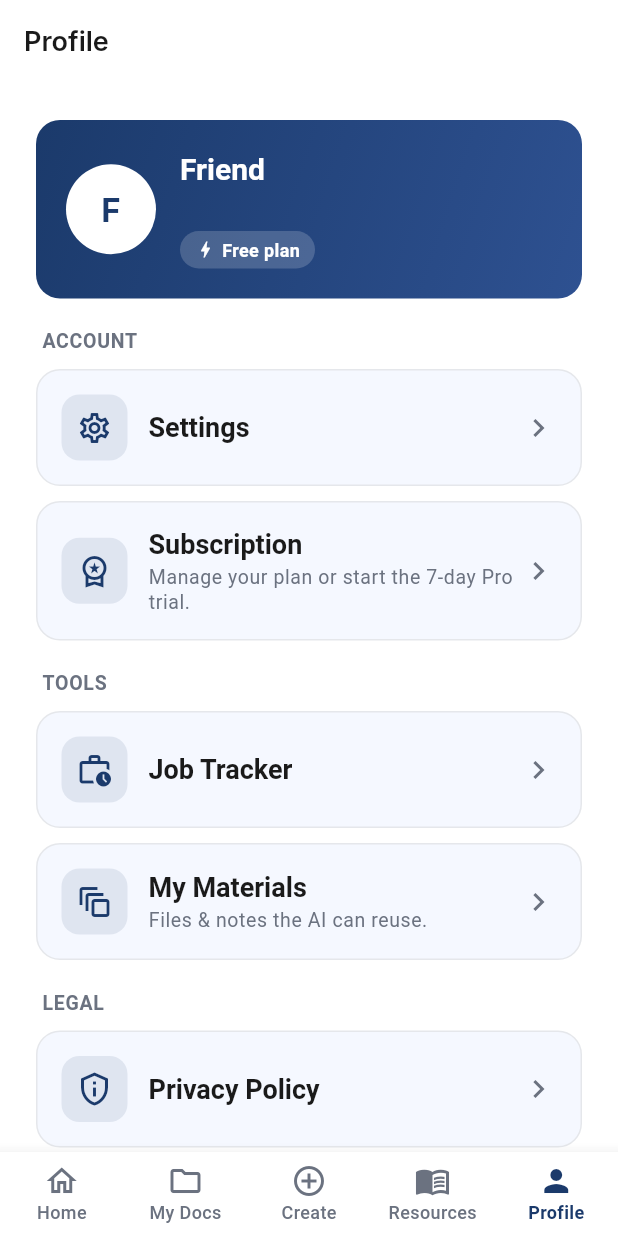
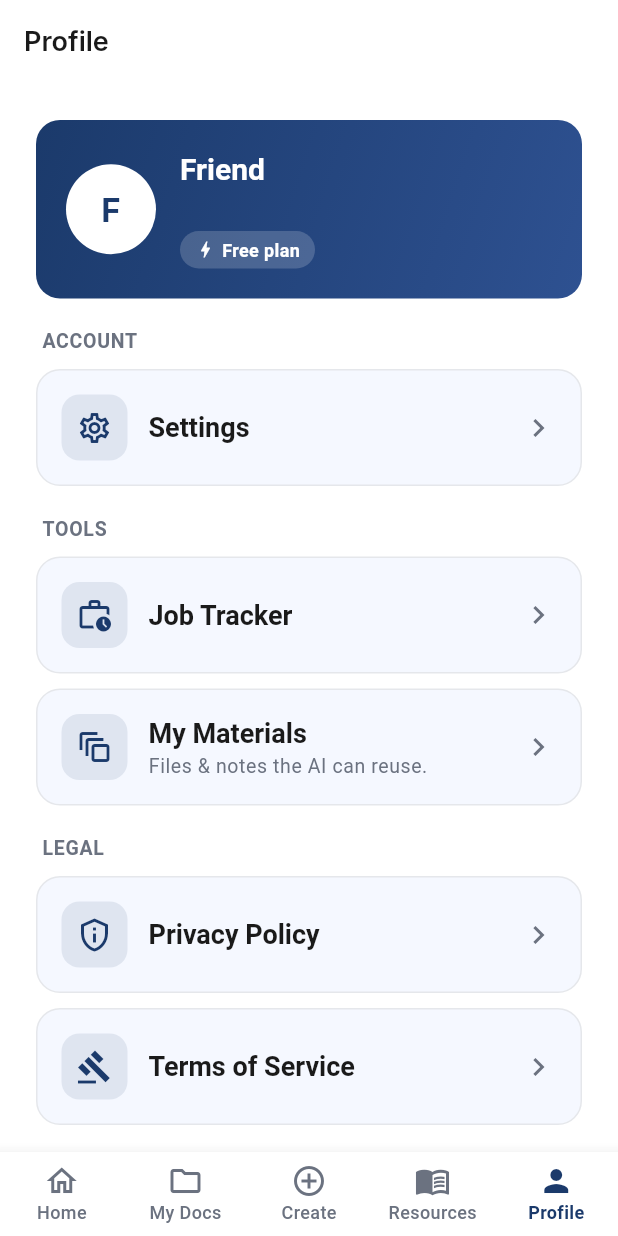
Before and after one commit to oscarneupane/resume-builder, a Flutter app: the ProfileTabScreen screen opened by its route, on a phone screen of 412 x 824 dp. Run offline on Flutter 3.47's test engine with Material 3 defaults, Android fonts, the phone set to English and light mode, and no system bars; our stand-ins replace file_picker, flutter_dotenv, flutter_riverpod, flutter_secure_storage, go_router, image_picker and 4 more; accounts and stored records are empty.

Commit message:
feat: remove payments/subscriptions; prep Android release (com.applymate.app)
The app is now fully free — no Stripe, no subscription, no Pro gate:
- Delete subscription/payment screens, stripe_service, pro_gate, subscription_model
- Remove entry points (Profile tile, Settings row) and routes
- AI messages drop "Upgrade to Pro"; Edge rate limit is now a generous
  100/week per-user abuse cap (no paid tier)
- Legal text: replace "Subscriptions & billing" with a free-service note

Play Store prep:
- applicationId + namespace com.example.applymate -> com.applymate.app
  (Play rejects com.example.*); MainActivity moved to the new package
- Add release signingConfig reading android/key.properties (falls back to
  debug when absent) + key.properties.example

Co-Authored-By: Claude Opus 4.8 <noreply@anthropic.com>

```diff
--- a/lib/app/router.dart
+++ b/lib/app/router.dart
@@ -21,9 +21,6 @@ import '../features/resume_builder/screens/resume_builder_screen.dart';
 import '../features/resume_builder/screens/resume_list_screen.dart';
 import '../features/resume_builder/screens/resume_preview_screen.dart';
 import '../features/settings/screens/settings_screen.dart';
-import '../features/subscription/screens/payment_failed_screen.dart';
-import '../features/subscription/screens/payment_success_screen.dart';
-import '../features/subscription/screens/subscription_screen.dart';
 
 class AppRoutes {
   static const splash = '/';
@@ -50,9 +47,6 @@ class AppRoutes {
   static const settings = '/settings';
   static const privacy = '/privacy';
   static const terms = '/terms';
-  static const subscription = '/subscription';
-  static const paymentSuccess = '/payment-success';
-  static const paymentFailed = '/payment-failed';
 }
 
 /// Whether onboarding is complete. Seeded synchronously from SharedPreferences
@@ -122,9 +116,6 @@ final goRouterProvider = Provider<GoRouter>((ref) {
       GoRoute(path: AppRoutes.settings, builder: (_, __) => const SettingsScreen()),
       GoRoute(path: AppRoutes.privacy, builder: (_, __) => const LegalScreen(doc: LegalDoc.privacy)),
       GoRoute(path: AppRoutes.terms, builder: (_, __) => const LegalScreen(doc: LegalDoc.terms)),
-      GoRoute(path: AppRoutes.subscription, builder: (_, __) => const SubscriptionScreen()),
-      GoRoute(path: AppRoutes.paymentSuccess, builder: (_, __) => const PaymentSuccessScreen()),
-      GoRoute(path: AppRoutes.paymentFailed, builder: (_, __) => const PaymentFailedScreen()),
     ],
   );
 });
--- a/lib/features/dashboard/screens/home_shell.dart
+++ b/lib/features/dashboard/screens/home_shell.dart
@@ -120,13 +120,6 @@ class ProfileTabScreen extends ConsumerWidget {
           const SizedBox(height: 20),
           const _SectionLabel('Account'),
           _QuickTile(icon: Icons.settings_outlined, title: 'Settings', onTap: () => context.push(AppRoutes.settings)),
-          const SizedBox(height: 10),
-          _QuickTile(
-            icon: Icons.workspace_premium_outlined,
-            title: 'Subscription',
-            subtitle: 'Manage your plan or start the 7-day Pro trial.',
-            onTap: () => context.push(AppRoutes.subscription),
-          ),
           const SizedBox(height: 20),
           const _SectionLabel('Tools'),
           _QuickTile(icon: Icons.work_history_outlined, title: 'Job Tracker', onTap: () => context.push(AppRoutes.jobTracker)),
--- a/lib/features/legal/legal_content.dart
+++ b/lib/features/legal/legal_content.dart
@@ -32,9 +32,9 @@ const privacyPolicySections = <LegalSection>[
   ),
   LegalSection(
     'How we use your information',
-    'To provide the app’s features: building documents, AI generation, ATS checks, storage, and '
-        'subscriptions. We use your content only to deliver the result you asked for. We do not sell your '
-        'data, and we do not use your resume content to train AI models.',
+    'To provide the app’s features: building documents, AI generation, ATS checks, and storage. '
+        'We use your content only to deliver the result you asked for. We do not sell your data, and we do '
+        'not use your resume content to train AI models.',
   ),
   LegalSection(
     'AI processing',
@@ -87,9 +87,8 @@ const termsSections = <LegalSection>[
         'before using it in real applications. We do not guarantee any particular hiring outcome.',
   ),
   LegalSection(
-    'Subscriptions & billing',
-    'Pro features are offered on a subscription with a free trial. Charges, renewals and cancellations '
-        'are handled by the payment provider and any applicable app-store billing terms.',
+    'Cost',
+    'ApplyMate is currently free to use. There are no in-app purchases or subscriptions.',
   ),
   LegalSection(
     'Disclaimer & liability',
--- a/lib/features/settings/screens/settings_screen.dart
+++ b/lib/features/settings/screens/settings_screen.dart
@@ -153,7 +153,6 @@ class _SettingsScreenState extends ConsumerState<SettingsScreen> {
           _GroupCard(
             title: 'Account',
             children: [
-              _SettingRow(icon: Icons.workspace_premium_outlined, label: 'Subscription', onTap: () => context.push(AppRoutes.subscription)),
               _SettingRow(icon: Icons.lock_outline, label: 'Change password', onTap: () => context.showSnack('Password reset coming soon')),
             ],
           ),
--- a/lib/models/subscription_model.dart
+++ /dev/null
@@ -1,47 +0,0 @@
-import '../core/constants.dart';
-
-enum SubStatus { inactive, trialing, active, pastDue, canceled, unpaid;
-  String get value => switch (this) {
-        SubStatus.pastDue => 'past_due',
-        _ => name,
-      };
-  static SubStatus parse(String v) {
-    return switch (v) {
-      'trialing' => SubStatus.trialing,
-      'active' => SubStatus.active,
-      'past_due' => SubStatus.pastDue,
-      'canceled' => SubStatus.canceled,
-      'unpaid' => SubStatus.unpaid,
-      _ => SubStatus.inactive,
-    };
-  }
-}
-
-class Subscription {
-  final String userId;
-  final Plan plan;
-  final SubStatus status;
-  final DateTime? trialEnd;
-  final DateTime? currentPeriodEnd;
-
-  const Subscription({
-    required this.userId,
-    this.plan = Plan.free,
-    this.status = SubStatus.inactive,
-    this.trialEnd,
-    this.currentPeriodEnd,
-  });
-
-  bool get isPro => plan == Plan.pro && (status == SubStatus.active || status == SubStatus.trialing);
-
-  factory Subscription.fromMap(Map<String, dynamic> m) => Subscription(
-        userId: m['user_id'] as String,
-        plan: (m['plan'] as String?) == 'pro' ? Plan.pro : Plan.free,
-        status: SubStatus.parse((m['status'] as String?) ?? 'inactive'),
-        trialEnd: m['trial_end'] != null ? DateTime.tryParse(m['trial_end'].toString()) : null,
-        currentPeriodEnd:
-            m['current_period_end'] != null ? DateTime.tryParse(m['current_period_end'].toString()) : null,
-      );
-
-  static Subscription guestFree(String userId) => Subscription(userId: userId);
-}
--- a/lib/services/ai_service.dart
+++ b/lib/services/ai_service.dart
@@ -105,7 +105,7 @@ class AiService {
 
     if (res.statusCode == 429) {
       return const AiResult.failure(
-        'Free plan limit reached (3/week). Upgrade to Pro for unlimited.',
+        'AI is busy right now — please try again in a moment.',
         rateLimited: true,
       );
     }
@@ -532,7 +532,7 @@ class AiService {
       }),
     );
     if (res.statusCode == 429) {
-      return const AiResult.failure('Free plan limit reached (3/week). Upgrade to Pro.', rateLimited: true);
+      return const AiResult.failure('AI is busy right now — please try again in a moment.', rateLimited: true);
     }
     if (res.statusCode >= 400) return AiResult.failure('Scan failed (${res.statusCode})');
     return AiResult.ok((jsonDecode(res.body)['result'] as String?) ?? '');
```
Also changed, not shown: lib/features/subscription/screens/payment_failed_screen.dart (deleted, +0 -38 lines), lib/features/subscription/screens/payment_success_screen.dart (deleted, +0 -37 lines), lib/features/subscription/screens/subscription_screen.dart (deleted, +0 -105 lines), lib/services/stripe_service.dart (deleted, +0 -42 lines), lib/shared/widgets/pro_gate.dart (deleted, +0 -40 lines), 5 other files.
